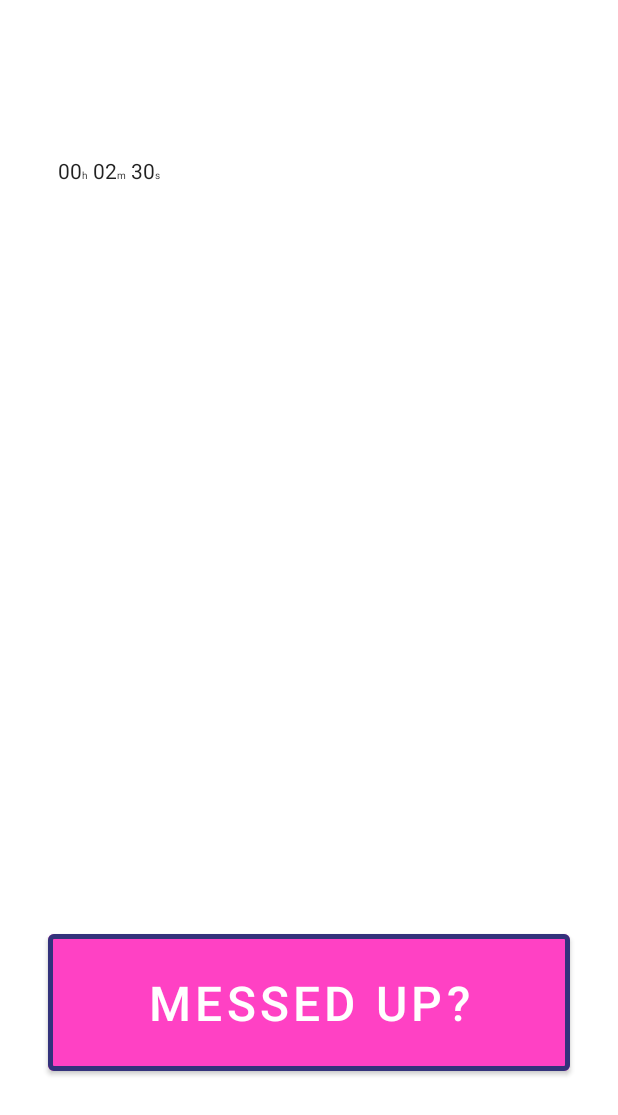
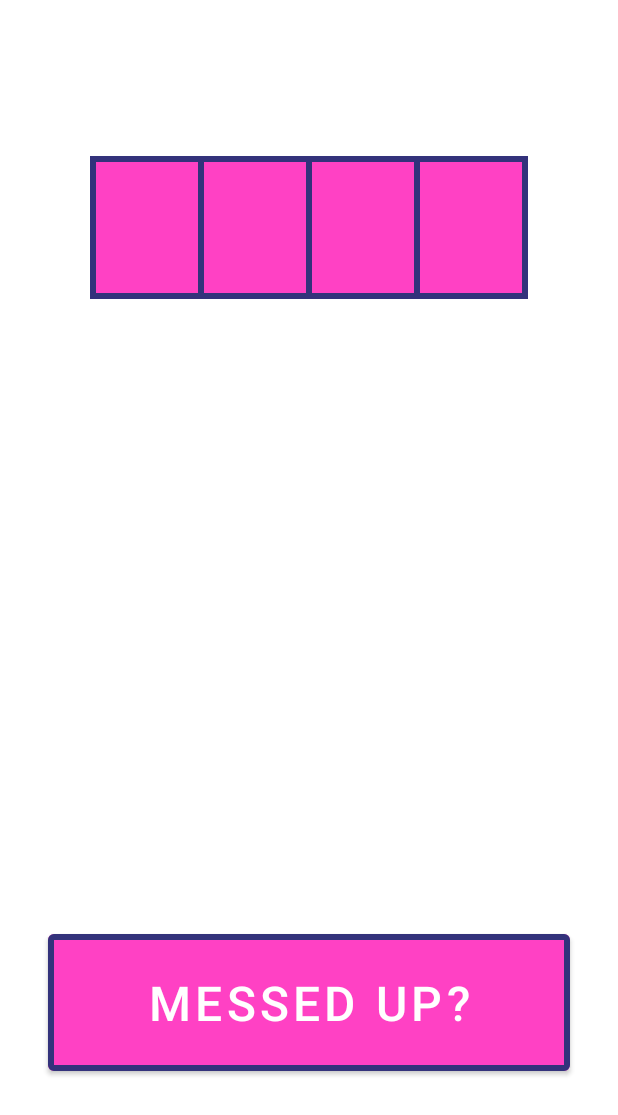
Before and after one commit to PhantasmDragon/ButtonX, an Android app: the layout activity_main.xml on its own in the app's theme, with its tools: preview values and no code run, on a phone screen of 412 x 824 dp. Shown: the top 1115 px of the screen. Run offline under Robolectric (Android 15) with nearby library versions, the phone set to English and light mode, and no system bars.

Commit message:
TimeCountView has a stopwatch option now. The view's full code refactor.

```diff
--- a/app/build.gradle
+++ b/app/build.gradle
@@ -34,8 +34,8 @@ android {
 }
 
 dependencies {
-
     implementation "org.jetbrains.kotlin:kotlin-stdlib:$kotlin_version"
+    implementation 'org.jetbrains.kotlin:kotlin-reflect:1.3.72'
     implementation 'androidx.core:core-ktx:1.3.1'
     implementation 'androidx.appcompat:appcompat:1.2.0'
     implementation 'com.google.android.material:material:1.2.1'
--- a/app/src/main/java/io/github/phantasmdragon/buttonx/presentation/MainActivity.kt
+++ b/app/src/main/java/io/github/phantasmdragon/buttonx/presentation/MainActivity.kt
@@ -20,7 +20,7 @@ class MainActivity : AppCompatActivity() {
         main_button_messed_up.setOnClickListener {
             Toast.makeText(this, "Messed up", Toast.LENGTH_SHORT).show()
         }
-        main_countdown.start()
+//        main_countdown.start()
     }
 
 }
--- a/app/src/main/java/io/github/phantasmdragon/buttonx/presentation/view/TimeCountView.kt
+++ b/app/src/main/java/io/github/phantasmdragon/buttonx/presentation/view/TimeCountView.kt
@@ -1,242 +1,249 @@
 package io.github.phantasmdragon.buttonx.presentation.view
 
 import android.content.Context
-import android.content.res.Resources
-import android.graphics.Canvas
-import android.graphics.Color
-import android.graphics.Paint
 import android.os.CountDownTimer
 import android.os.Parcel
 import android.os.Parcelable
-import android.text.*
-import android.text.style.AbsoluteSizeSpan
-import android.text.style.TextAppearanceSpan
+import android.text.format.DateUtils
 import android.util.AttributeSet
-import android.util.TypedValue
-import android.view.View
+import android.widget.LinearLayout
+import androidx.core.content.res.getIntOrThrow
+import androidx.core.content.res.use
 import io.github.phantasmdragon.buttonx.R
-import java.util.*
+import io.github.phantasmdragon.buttonx.presentation.data.Constant
+import io.github.phantasmdragon.buttonx.utils.extension.inflate
+import kotlinx.android.synthetic.main.view_time_block_container.view.*
+import java.util.concurrent.TimeUnit
 
 class TimeCountView @JvmOverloads constructor(
-    context: Context?,
-    attrs: AttributeSet
-) : View(context, attrs) {
+    context: Context,
+    attrs: AttributeSet? = null,
+    defStyleAttr: Int = 0
+) : LinearLayout(context, attrs, defStyleAttr) {
 
-    private val textPaint = TextPaint(Paint.ANTI_ALIAS_FLAG)
+    var startTime: Long = System.currentTimeMillis()
+        set(value) {
+            if (!isRunning) {
+                field = value
+            }
+        }
+    var timeUnit: TimeUnit = TimeUnit.MILLISECONDS
 
-    private var textAppearanceSpan: TextAppearanceSpan? = null
-    private var textLayout: Layout? = null
-    private val spannableString = SpannableStringBuilder()
-    private var timer: CountDownTimer? = null
-    private var startDuration: Long = 0
-    private var currentDuration: Long = 0
-    private var timerRunning = false
+    private lateinit var countType: CountType
 
-    private var listener: CountDownListener? = null
+    private var currentTime: Long = startTime
+    private var isRunning: Boolean = false
 
-    init {
-        init(attrs)
+    private val stopwatchRunnable = object : Runnable {
+        override fun run() {
+            if (isRunning) {
+                currentTime += DateUtils.SECOND_IN_MILLIS
+                updateStopwatchTimeChunks()
+                updateText()
+
+                postDelayed(this, DateUtils.SECOND_IN_MILLIS)
+            }
+        }
     }
-
-    private fun init(attrs: AttributeSet) {
-        textPaint.color = Color.BLACK
-        val textSize: Int
-        val startDuration: Int
-        val textAppearanceRef: Int
-        val ta = context.obtainStyledAttributes(attrs, R.styleable.TimeCountView)
-        startDuration = ta.getInt(R.styleable.TimeCountView_startDuration, 0)
-        textSize = ta.getDimensionPixelSize(
-            R.styleable.TimeCountView_android_textSize,
-            dpToPx(12, resources).toInt()
-        )
-        textAppearanceRef = ta.getResourceId(R.styleable.TimeCountView_android_textAppearance, 0)
-        ta.recycle()
-        textPaint.textSize = textSize.toFloat()
-        if (textAppearanceRef != 0) {
-            textAppearanceSpan = TextAppearanceSpan(context, textAppearanceRef)
-            textPaint.textSize = textAppearanceSpan!!.textSize.toFloat()
-        }
-        setStartDuration(startDuration.toLong())
-    }
-
-    fun setStartDuration(duration: Long) {
-        if (timerRunning) {
-            return
-        }
-        currentDuration = duration
-        startDuration = currentDuration
-        updateText(duration)
-    }
-
-    fun start() {
-        if (timerRunning) {
-            return
-        }
-        timerRunning = true
-        timer = object : CountDownTimer(currentDuration, 100) {
+    private val countDownTimer by lazy(LazyThreadSafetyMode.NONE) {
+        object : CountDownTimer(currentTime, DateUtils.SECOND_IN_MILLIS) {
             override fun onTick(millis: Long) {
-                currentDuration = millis
-                updateText(millis)
-                invalidate()
+                currentTime = millis
+                updateCountDownTimeChunks()
+                updateText()
             }
 
             override fun onFinish() {
                 stop()
-                listener?.onFinishCountDown()
+                countDownListener?.onFinishCountDown()
             }
         }
-        timer?.start()
     }
 
-    fun reset() {
-        stop()
-        setStartDuration(startDuration)
-        invalidate()
-    }
 
-    fun stop() {
-        if (!timerRunning) {
-            return
-        }
-        timerRunning = false
-        timer!!.cancel()
-    }
+    /**
+     * represents time as [ss, mm, hh, dd, yy, ...]
+     * where ss - seconds, mm - minutes, etc.
+     *
+     * thus, we can update values separately and identify which value has changed,
+     * so don't update other views
+     */
+    private lateinit var humanReadableTimeChunks: LongArray
 
-    fun setListener(listener: CountDownListener?) {
-        this.listener = listener
-    }
+    private var countDownListener: CountDownListener? = null
 
-    override fun onMeasure(widthMeasureSpec: Int, heightMeasureSpec: Int) {
-        if (textLayout == null) {
-            updateText(currentDuration)
-        }
-        setMeasuredDimension(textLayout!!.width, textLayout!!.height)
-    }
-
-    override fun onDraw(canvas: Canvas) {
-        super.onDraw(canvas)
-        textLayout!!.draw(canvas)
+    init {
+        inflate(R.layout.view_time_block_container)
+        init(attrs)
     }
 
     override fun onSaveInstanceState(): Parcelable? {
         val superState = super.onSaveInstanceState()
         val viewState = CountDownViewState(superState)
-        viewState.startDuration = startDuration
-        viewState.currentDuration = currentDuration
-        viewState.timerRunning = timerRunning
-        return viewState
+
+        return viewState.also {
+            it.startTime = startTime
+            it.currentTime = currentTime
+            it.timerRunning = isRunning
+        }
     }
 
     override fun onRestoreInstanceState(state: Parcelable) {
         val viewState: CountDownViewState = state as CountDownViewState
-        super.onRestoreInstanceState(viewState.getSuperState())
-        setStartDuration(viewState.startDuration)
-        currentDuration = viewState.currentDuration
+
+        super.onRestoreInstanceState(viewState.superState)
+
+        startTime = viewState.startTime
+        currentTime = viewState.currentTime
+
         if (viewState.timerRunning) {
             start()
         }
     }
 
-    fun updateText(duration: Long) {
-        val text = generateCountdownText(duration)
-        textLayout = createTextLayout(text)
+    fun start() {
+        if (isRunning) return
+
+        isRunning = true
+
+        when (countType) {
+            CountType.STOPWATCH -> startStopwatch()
+            CountType.COUNTDOWN -> startCountDown()
+        }
     }
 
-    fun createTextLayout(text: String): Layout {
-        val textWidth = textPaint.measureText(text).toInt()
-        val unitTextSize = (textPaint.textSize / 2).toInt()
-        spannableString.clear()
-        spannableString.clearSpans()
-        spannableString.append(text)
-        if (textAppearanceSpan != null) {
-            spannableString.setSpan(
-                textAppearanceSpan,
-                0,
-                text.length,
-                Spanned.SPAN_EXCLUSIVE_EXCLUSIVE
-            )
+    fun reset() {
+        stop()
+        currentTime = startTime
+    }
+
+    fun stop() {
+        if (!isRunning) return
+
+        isRunning = false
+
+        when (countType) {
+            CountType.STOPWATCH -> stopStopwatch()
+            CountType.COUNTDOWN -> stopCountDown()
         }
-        val hrIndex = text.indexOf("h")
-        val minIndex = text.indexOf("m")
-        val secIndex = text.indexOf("s")
-        spannableString.setSpan(
-            AbsoluteSizeSpan(unitTextSize),
-            hrIndex,
-            hrIndex + 1,
-            Spanned.SPAN_EXCLUSIVE_EXCLUSIVE
-        )
-        spannableString.setSpan(
-            AbsoluteSizeSpan(unitTextSize),
-            minIndex,
-            minIndex + 1,
-            Spanned.SPAN_EXCLUSIVE_EXCLUSIVE
-        )
-        spannableString.setSpan(
-            AbsoluteSizeSpan(unitTextSize),
-            secIndex,
-            secIndex + 1,
-            Spanned.SPAN_EXCLUSIVE_EXCLUSIVE
-        )
-        return StaticLayout(
-            spannableString,
-            textPaint,
-            textWidth,
-            Layout.Alignment.ALIGN_CENTER,
-            0f,
-            0f,
-            true
+    }
+
+    fun setListener(countDownListener: CountDownListener?) {
+        this.countDownListener = countDownListener
+    }
+
+    private fun init(attrs: AttributeSet?) {
+        context.obtainStyledAttributes(attrs, R.styleable.TimeCountView).use { typedArray ->
+            val startTime = typedArray.getInt(R.styleable.TimeCountView_start_time, Constant.NO_ID)
+                .takeUnless { it == Constant.NO_ID }
+                ?.toLong()
+
+            countType = typedArray.getIntOrThrow(R.styleable.TimeCountView_count_type).let { id ->
+                CountType.findById(id)
+            }
+
+            typedArray.getInt(R.styleable.TimeCountView_time_unit, Constant.NO_ID)
+                .takeUnless { it == Constant.NO_ID }
+                ?.let { value ->
+                    timeUnit = when (value) {
+                        0 -> TimeUnit.MILLISECONDS
+                        1 -> TimeUnit.SECONDS
+                        2 -> TimeUnit.MINUTES
+                        3 -> TimeUnit.HOURS
+                        else -> TimeUnit.DAYS
+                    }
+                }
+            typedArray.getBoolean(R.styleable.TimeCountView_start_immediately, false)
+                .let { startImmediately ->
+                    if (startImmediately && !isRunning) {
+                        if (countType == CountType.COUNTDOWN) {
+                            this.startTime = startTime ?: throw IllegalStateException(
+                                "start_time is required to start time immediately"
+                            )
+                            currentTime = timeUnit.toMillis(startTime)
+                        }
+
+                        start()
+                    }
+                }
+        }
+    }
+
+    private fun startStopwatch() {
+        postDelayed(stopwatchRunnable, DateUtils.SECOND_IN_MILLIS)
+    }
+
+    private fun stopStopwatch() {
+        removeCallbacks(stopwatchRunnable)
+    }
+
+    private fun startCountDown() {
+        countDownTimer.start()
+    }
+
+    private fun stopCountDown() {
+        countDownTimer.cancel()
+    }
+
+    private fun updateStopwatchTimeChunks() {
+        var millisPassed = currentTime - startTime
+
+        val days = TimeUnit.MILLISECONDS.toDays(millisPassed)
+        millisPassed -= TimeUnit.DAYS.toMillis(days)
+        val hours = TimeUnit.MILLISECONDS.toHours(millisPassed)
+        millisPassed -= TimeUnit.HOURS.toMillis(hours)
+        val minutes = TimeUnit.MILLISECONDS.toMinutes(millisPassed)
+        millisPassed -= TimeUnit.MINUTES.toMillis(minutes)
+        val seconds = TimeUnit.MILLISECONDS.toSeconds(millisPassed)
+
+        // the order matters
+        humanReadableTimeChunks = longArrayOf(
+            seconds, minutes, hours, days
         )
     }
 
-    companion object {
-        private const val HOUR = 3600000
-        private const val MIN = 60000
-        private const val SEC = 1000
-        fun generateCountdownText(duration: Long): String {
-            val hr = (duration / HOUR).toInt()
-            val min =
-                ((duration - hr * HOUR) / MIN).toInt()
-            val sec =
-                ((duration - hr * HOUR - min * MIN) / SEC).toInt()
-            val locale = Locale.getDefault()
-            val format = "%02d"
-            val formattedHr = String.format(locale, format, hr)
-            val formattedMin = String.format(locale, format, min)
-            val formattedSec = String.format(locale, format, sec)
-            return String.format(
-                locale,
-                "%sh %sm %ss",
-                formattedHr,
-                formattedMin,
-                formattedSec
-            )
-        }
+    private fun updateCountDownTimeChunks() {
+        var currentTimeInMillis = currentTime
 
-        private fun dpToPx(dp: Int, resources: Resources): Float {
-            return TypedValue.applyDimension(
-                TypedValue.COMPLEX_UNIT_DIP,
-                dp.toFloat(),
-                resources.displayMetrics
-            )
-        }
+        val days = TimeUnit.MILLISECONDS.toDays(currentTimeInMillis)
+        currentTimeInMillis -= TimeUnit.DAYS.toMillis(days)
+        val hours = TimeUnit.MILLISECONDS.toHours(currentTimeInMillis)
+        currentTimeInMillis -= TimeUnit.HOURS.toMillis(hours)
+        val minutes = TimeUnit.MILLISECONDS.toMinutes(currentTimeInMillis)
+        currentTimeInMillis -= TimeUnit.MINUTES.toMillis(minutes)
+        val seconds = TimeUnit.MILLISECONDS.toSeconds(currentTimeInMillis)
+
+        // the order matters
+        humanReadableTimeChunks = longArrayOf(
+            seconds, minutes, hours, days
+        )
     }
 
+    private fun updateText() {
+        view_time_block_seconds.text = humanReadableTimeChunks[0].withLeadingZero()
+        view_time_block_minutes.text = humanReadableTimeChunks[1].withLeadingZero()
+        view_time_block_hours.text = humanReadableTimeChunks[2].withLeadingZero()
+        view_time_block_days.text = humanReadableTimeChunks[3].withLeadingZero()
+    }
+
+    private fun Long.withLeadingZero(): String = if (this < 10) "0$this" else toString()
+
     internal class CountDownViewState : BaseSavedState {
-        var startDuration: Long = 0
-        var currentDuration: Long = 0
+        var startTime: Long = 0
+        var currentTime: Long = 0
         var timerRunning = false
 
-        constructor(superState: Parcelable?) : super(superState) {}
+        constructor(superState: Parcelable?) : super(superState)
         constructor(source: Parcel) : super(source) {
-            startDuration = source.readLong()
-            currentDuration = source.readLong()
+            startTime = source.readLong()
+            currentTime = source.readLong()
             timerRunning = source.readInt() == 1
         }
 
         override fun writeToParcel(out: Parcel, flags: Int) {
             super.writeToParcel(out, flags)
-            out.writeLong(startDuration)
-            out.writeLong(currentDuration)
+            out.writeLong(startTime)
+            out.writeLong(currentTime)
             out.writeInt(if (timerRunning) 1 else 0)
         }
 
@@ -256,4 +263,14 @@ class TimeCountView @JvmOverloads constructor(
         fun onFinishCountDown()
     }
 
+    enum class CountType(val id: Int) {
+        STOPWATCH(0),
+        COUNTDOWN(1);
+
+        companion object {
+            fun findById(id: Int) = values().find { it.id == id } ?:
+                throw NoSuchElementException("CountType has not been found by id: $id")
+        }
+    }
+
 }
--- /dev/null
+++ b/app/src/main/java/io/github/phantasmdragon/buttonx/utils/extension/View.kt
@@ -0,0 +1,13 @@
+package io.github.phantasmdragon.buttonx.utils.extension
+
+import android.view.LayoutInflater
+import android.view.View
+import android.view.ViewGroup
+import androidx.annotation.LayoutRes
+
+fun ViewGroup.inflate(@LayoutRes layoutRes: Int, attachToRoot: Boolean = true) {
+    layoutInflater.inflate(layoutRes, this, attachToRoot)
+}
+
+val View.layoutInflater: LayoutInflater
+    get() = LayoutInflater.from(context)
--- /dev/null
+++ b/app/src/main/res/drawable/bg_time_block.xml
@@ -0,0 +1,16 @@
+<?xml version="1.0" encoding="utf-8"?>
+<shape
+    xmlns:android="http://schemas.android.com/apk/res/android"
+    android:shape="rectangle">
+
+    <solid android:color="@color/pink" />
+
+    <stroke
+        android:width="@dimen/stroke_2dp"
+        android:color="@color/dark_purple" />
+
+    <padding
+        android:left="@dimen/padding_12dp"
+        android:right="@dimen/padding_12dp" />
+
+</shape>
--- /dev/null
+++ b/app/src/main/res/drawable/bg_time_block_container.xml
@@ -0,0 +1,10 @@
+<?xml version="1.0" encoding="utf-8"?>
+<shape
+    xmlns:android="http://schemas.android.com/apk/res/android"
+    android:shape="rectangle">
+
+    <stroke
+        android:width="@dimen/stroke_2dp"
+        android:color="@color/dark_purple" />
+
+</shape>
--- a/app/src/main/res/layout/activity_main.xml
+++ b/app/src/main/res/layout/activity_main.xml
@@ -36,10 +36,11 @@
         app:layout_constraintGuide_end="104dp"/>
 
     <io.github.phantasmdragon.buttonx.presentation.view.TimeCountView
-        android:id="@+id/main_countdown"
-        android:layout_width="0dp"
+        android:id="@+id/main_time_count"
+        android:layout_width="wrap_content"
         android:layout_height="wrap_content"
-        app:startDuration="150000"
+        app:start_immediately="true"
+        app:count_type="stopwatch"
         app:layout_constraintStart_toStartOf="@id/main_guideline_start"
         app:layout_constraintTop_toTopOf="@id/main_guideline_top"
         app:layout_constraintEnd_toEndOf="@id/main_guideline_end"/>
@@ -50,7 +51,7 @@
         android:layout_width="0dp"
         android:layout_height="wrap_content"
         android:text="@string/main_button_text"
-        android:textSize="32sp"
+        android:textSize="@dimen/text_32sp"
         app:layout_constraintStart_toStartOf="@id/main_guideline_start"
         app:layout_constraintEnd_toEndOf="@id/main_guideline_end"
         app:layout_constraintBottom_toBottomOf="@id/main_guideline_bottom" />
--- /dev/null
+++ b/app/src/main/res/layout/view_time_block_container.xml
@@ -0,0 +1,33 @@
+<?xml version="1.0" encoding="utf-8"?>
+<LinearLayout
+    xmlns:android="http://schemas.android.com/apk/res/android"
+    xmlns:tools="http://schemas.android.com/tools"
+    android:id="@+id/view_time_block_container"
+    android:layout_width="wrap_content"
+    android:layout_height="wrap_content"
+    android:padding="@dimen/padding_2dp"
+    android:orientation="horizontal"
+    android:gravity="center"
+    android:background="@drawable/bg_time_block_container">
+
+    <androidx.appcompat.widget.AppCompatTextView
+        style="@style/TimeBlockTextView"
+        android:id="@+id/view_time_block_days"
+        tools:text="04" />
+
+    <androidx.appcompat.widget.AppCompatTextView
+        style="@style/TimeBlockTextView"
+        android:id="@+id/view_time_block_hours"
+        tools:text="05" />
+
+    <androidx.appcompat.widget.AppCompatTextView
+        style="@style/TimeBlockTextView"
+        android:id="@+id/view_time_block_minutes"
+        tools:text="23" />
+
+    <androidx.appcompat.widget.AppCompatTextView
+        style="@style/TimeBlockTextView"
+        android:id="@+id/view_time_block_seconds"
+        tools:text="11" />
+
+</LinearLayout>
--- a/app/src/main/res/values/dimens.xml
+++ b/app/src/main/res/values/dimens.xml
@@ -3,13 +3,23 @@
 
     <!-- region Padding -->
 
+    <dimen name="padding_2dp">2dp</dimen>
     <dimen name="padding_8dp">8dp</dimen>
+    <dimen name="padding_12dp">12dp</dimen>
     <dimen name="padding_16dp">16dp</dimen>
     <dimen name="padding_24dp">24dp</dimen>
     <dimen name="padding_32dp">32dp</dimen>
 
     <!-- endregion -->
 
-    <dimen name="stroke_3dp">3dp</dimen>
+    <!-- region Text -->
+
+    <dimen name="text_32sp">32sp</dimen>
+    <dimen name="text_38sp">38sp</dimen>
+
+    <!-- endregion -->
+
+    <dimen name="stroke_2dp">2dp</dimen>
+    <dimen name="stroke_4dp">4dp</dimen>
 
 </resources>
--- a/app/src/main/res/values/dimens_view.xml
+++ b/app/src/main/res/values/dimens_view.xml
@@ -1,6 +1,7 @@
 <?xml version="1.0" encoding="utf-8"?>
 <resources>
 
-
+    <dimen name="view_time_block_width">72dp</dimen>
+    <dimen name="view_time_block_height">91dp</dimen>
 
 </resources>
--- a/app/src/main/res/values/styles.xml
+++ b/app/src/main/res/values/styles.xml
@@ -11,10 +11,24 @@
         <item name="android:textColor">@color/white</item>
         <item name="android:textAllCaps">true</item>
         <item name="strokeColor">@color/dark_purple</item>
-        <item name="strokeWidth">@dimen/stroke_3dp</item>
+        <item name="strokeWidth">@dimen/stroke_4dp</item>
         <item name="backgroundTint">@color/pink</item>
     </style>
 
     <!-- endregion -->
 
+    <!-- region TextView -->
+
+    <style name="TimeBlockTextView" parent="Widget.MaterialComponents.TextView">
+        <item name="android:layout_width">@dimen/view_time_block_width</item>
+        <item name="android:layout_height">@dimen/view_time_block_height</item>
+        <item name="android:gravity">center</item>
+        <item name="android:background">@drawable/bg_time_block</item>
+        <item name="android:textSize">@dimen/text_38sp</item>
+        <item name="android:textStyle">bold</item>
+        <item name="android:textColor">@color/white</item>
+    </style>
+
+    <!-- endregion -->
+
 </resources>
```
Also changed, not shown: app/src/main/java/io/github/phantasmdragon/buttonx/presentation/data/Constant.kt (added, +7 -0 lines), app/src/main/res/values/attrs.xml (+13 -3 lines).
